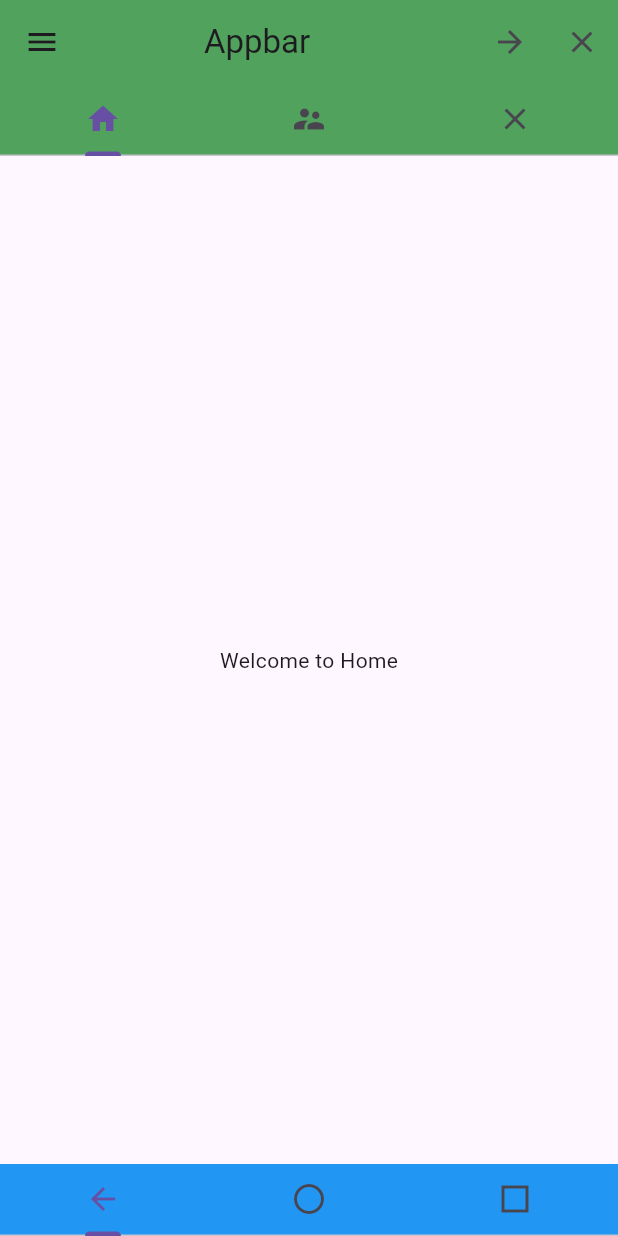
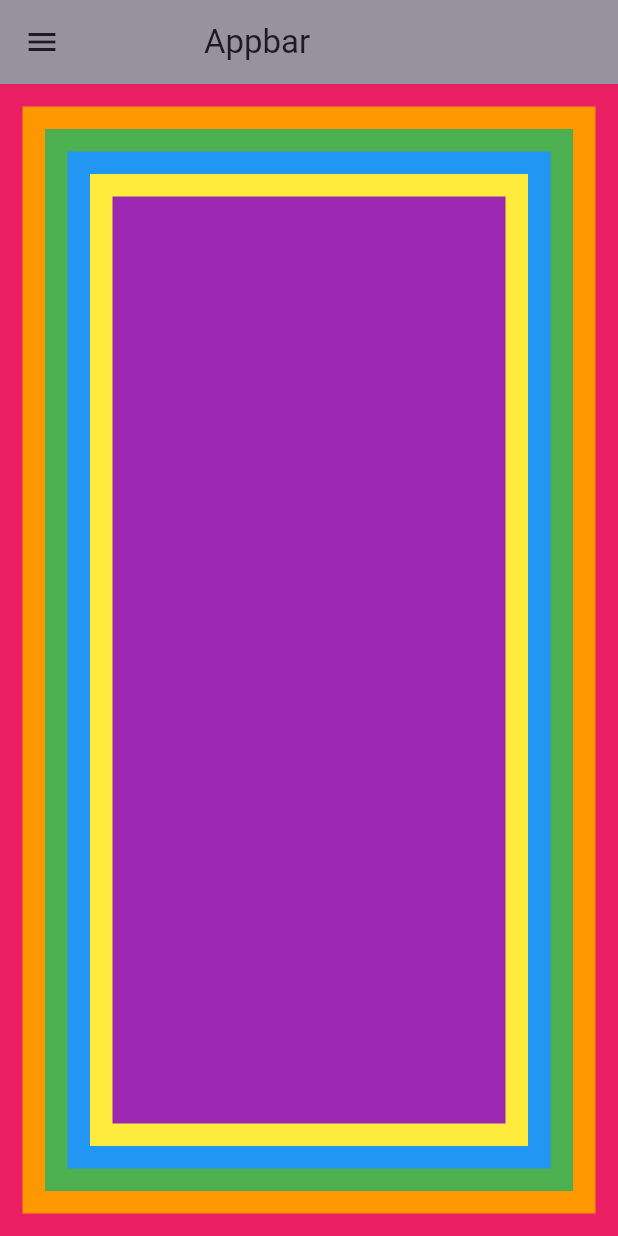
Before and after one commit to mkkm88/FlutterPractice, a Flutter app: the screen it shows after launch, on a phone screen of 412 x 824 dp. Run offline on Flutter 3.47's test engine with Material 3 defaults, Android fonts, the phone set to English and light mode, and no system bars.

Commit message:
Custom Method and Custom Class Widgets

```diff
--- /dev/null
+++ b/lib/customw.dart
@@ -0,0 +1,38 @@
+import 'package:flutter/material.dart';
+
+class CustomWidgets extends StatefulWidget {
+  const CustomWidgets({super.key});
+
+  @override
+  State<CustomWidgets> createState() => _CustomWidgetsState();
+}
+
+class _CustomWidgetsState extends State<CustomWidgets> {
+  @override
+  Widget build(BuildContext context) {
+    return Container(
+      color: Colors.pink,
+      child: Container(
+        color: Colors.orange,
+        margin: EdgeInsets.all(15.0),
+        child: Container(
+          color: Colors.green,
+          margin: EdgeInsets.all(15.0),
+          child: Container(
+            color: Colors.blue,
+            margin: EdgeInsets.all(15.0),
+            child: Container(
+              color: Colors.yellow,
+              margin: EdgeInsets.all(15.0),
+              child: _methodCustom(),
+            ),
+          ),
+        ),
+      ),
+    );
+  }
+}
+
+Widget _methodCustom() {
+  return Container(color: Colors.purple, margin: EdgeInsets.all(15.0));
+}
--- a/lib/main.dart
+++ b/lib/main.dart
@@ -1,4 +1,5 @@
 import 'package:flutter/material.dart';
+import 'package:flutter_practice/customw.dart';
 
 void main() {
   runApp(MyApp());
@@ -28,7 +29,7 @@ class _MyAppState extends State<MyApp> with SingleTickerProviderStateMixin {
       debugShowCheckedModeBanner: false,
       home: Scaffold(
         appBar: AppBar(
-          backgroundColor: Colors.green,
+          backgroundColor: Colors.grey,
           title: Text('Appbar'),
           //centerTitle: true,
           titleSpacing: 80.0,
@@ -42,53 +43,8 @@ class _MyAppState extends State<MyApp> with SingleTickerProviderStateMixin {
             },
             icon: Icon(Icons.menu),
           ),
-          actions: <Widget>[
-            IconButton(
-              onPressed: () {
-                setState(() {
-                  mtext = 'This is arrow icon button';
-                });
-              },
-              icon: Icon(Icons.arrow_forward),
-            ),
-            IconButton(
-              onPressed: () {
-                setState(() {
-                  mtext = 'This is close icon button';
-                });
-              },
-              icon: Icon(Icons.close),
-            ),
-          ],
-          bottom: TabBar(
-            controller: _tcontorl,
-            tabs: <Widget>[
-              Tab(icon: Icon(Icons.home)),
-              Tab(icon: Icon(Icons.supervisor_account)),
-              Tab(icon: Icon(Icons.close)),
-            ],
-          ),
         ),
-        body: //Center(child: Text(mtext)),
-        TabBarView(
-          controller: _tcontorl,
-          children: <Widget>[
-            Center(child: Text('Welcome to Home')),
-            Center(child: Text('Welcome to User account')),
-            Center(child: Text('Welcome to close page')),
-          ],
-        ),
-        bottomNavigationBar: Material(
-          color: Colors.blue,
-          child: TabBar(
-            controller: _tcontorl,
-            tabs: <Widget>[
-              Tab(icon: Icon(Icons.arrow_back)),
-              Tab(icon: Icon(Icons.circle_outlined)),
-              Tab(icon: Icon(Icons.square_outlined)),
-            ],
-          ),
-        ),
+        body: CustomWidgets(),
       ),
     );
   }
```
